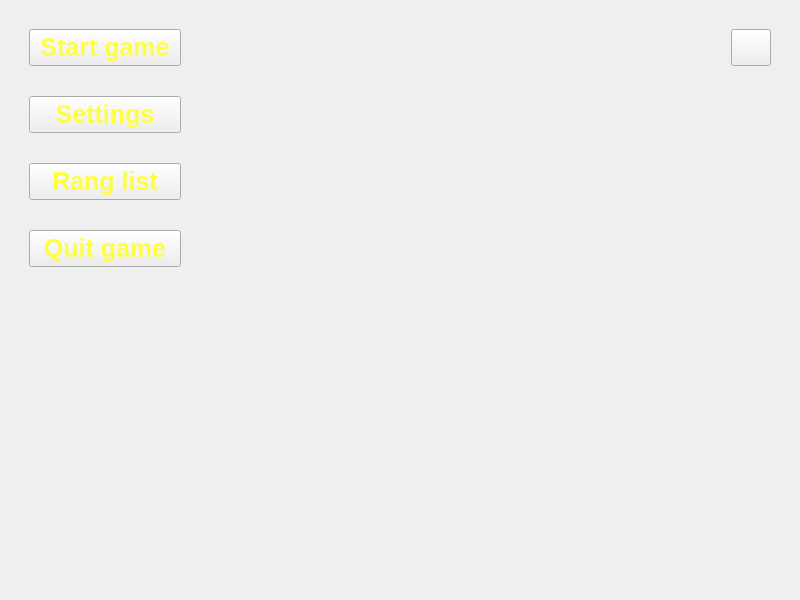
Before: the Qt Designer form src/krabbyPatty/widget.ui in Natalija9/KrabbyPattySecretFormula, drawn with Qt 5.
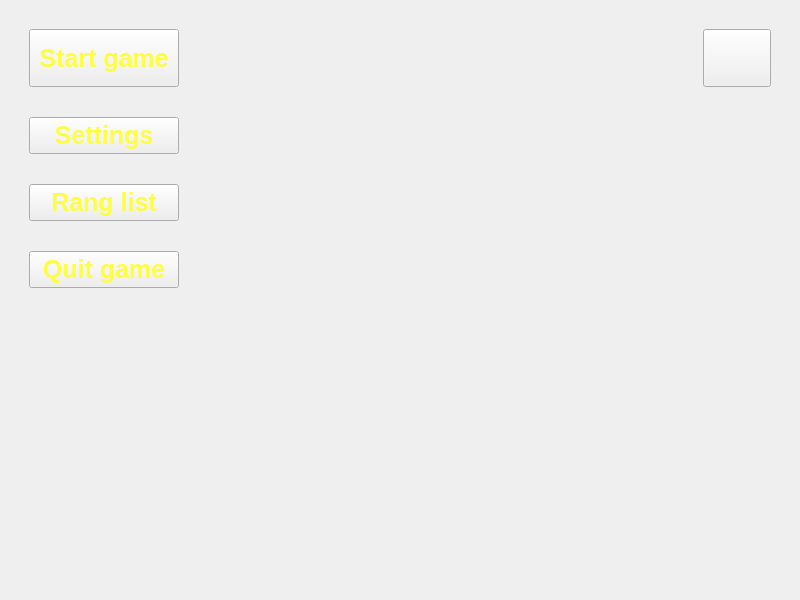
After: the same form once the commit is applied. Icons and pictures are not drawn.

Diff of the .ui file:
```diff
--- a/src/krabbyPatty/widget.ui
+++ b/src/krabbyPatty/widget.ui
@@ -225,13 +225,15 @@
                <bool>true</bool>
               </property>
               <property name="sizePolicy">
-               <sizepolicy hsizetype="Minimum" vsizetype="Minimum">
+               <sizepolicy hsizetype="Fixed" vsizetype="Fixed">
                 <horstretch>0</horstretch>
                 <verstretch>0</verstretch>
                </sizepolicy>
               </property>
               <property name="styleSheet">
-               <string notr="true">border-image: url(:/images/help.png);</string>
+               <string notr="true">border-image: url(:/images/help.png);
+width: 60;
+height: 50;</string>
               </property>
               <property name="text">
                <string/>
```
